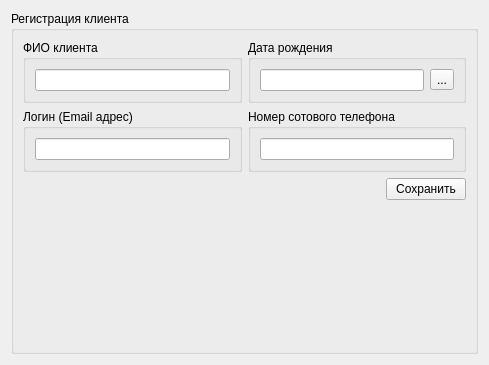
The window that Client/ClientManager/clientRegistrationWidget/cclientregistrationwidget.ui (Demonist/TCS) describes before a commit, drawn with Qt 5.
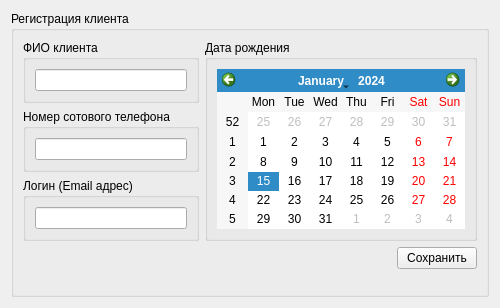
The same window after the commit.

Diff of the .ui file:
```diff
--- a/Client/ClientManager/clientRegistrationWidget/cclientregistrationwidget.ui
+++ b/Client/ClientManager/clientRegistrationWidget/cclientregistrationwidget.ui
@@ -7,22 +7,24 @@
     <x>0</x>
     <y>0</y>
     <width>489</width>
-    <height>365</height>
+    <height>308</height>
    </rect>
   </property>
   <property name="windowTitle">
    <string>Form</string>
   </property>
-  <layout class="QGridLayout" name="gridLayout">
-   <item row="1" column="0">
+  <layout class="QGridLayout" name="gridLayout_6">
+   <item row="0" column="0">
     <widget class="QGroupBox" name="gbxRegistration">
      <property name="title">
       <string>Регистрация клиента</string>
      </property>
-     <layout class="QGridLayout" name="gridLayout_8">
+     <layout class="QGridLayout" name="gridLayout_7">
       <item row="0" column="0">
        <layout class="QGridLayout" name="gridLayout_5">
         <item row="0" column="0">
+         <layout class="QVBoxLayout" name="verticalLayout">
+          <item>
          <widget class="QGroupBox" name="gbxFIO">
           <property name="title">
            <string>ФИО клиента</string>
@@ -34,26 +36,19 @@
           </layout>
          </widget>
         </item>
-        <item row="0" column="1">
-         <widget class="QGroupBox" name="gbxBirthDate">
+          <item>
+           <widget class="QGroupBox" name="gbxPhone">
           <property name="title">
-           <string>Дата рождения</string>
-          </property>
-          <layout class="QGridLayout" name="gridLayout_6">
+             <string>Номер сотового телефона</string>
+            </property>
+            <layout class="QGridLayout" name="gridLayout">
            <item row="0" column="0">
-            <widget class="QLineEdit" name="leBirthDate"/>
-           </item>
-           <item row="0" column="1">
-            <widget class="QToolButton" name="tbnBirthDate">
-             <property name="text">
-              <string>...</string>
-             </property>
-            </widget>
+              <widget class="QLineEdit" name="lePhone"/>
            </item>
           </layout>
          </widget>
         </item>
-        <item row="1" column="0">
+          <item>
          <widget class="QGroupBox" name="gbxLogin">
           <property name="title">
            <string>Логин (Email адрес)</string>
@@ -65,44 +60,22 @@
           </layout>
          </widget>
         </item>
-        <item row="1" column="1">
-         <widget class="QGroupBox" name="gbxPhone">
+         </layout>
+        </item>
+        <item row="0" column="1">
+         <widget class="QGroupBox" name="gbxBirthDate">
           <property name="title">
-           <string>Номер сотового телефона</string>
+           <string>Дата рождения</string>
           </property>
           <layout class="QGridLayout" name="gridLayout_4">
            <item row="0" column="0">
-            <widget class="QLineEdit" name="lePhone"/>
+            <widget class="QCalendarWidget" name="cwBDate"/>
            </item>
           </layout>
          </widget>
         </item>
        </layout>
       </item>
-      <item row="1" column="0">
-       <layout class="QGridLayout" name="gridLayout_7">
-        <item row="0" column="1">
-         <widget class="QPushButton" name="pbnSave">
-          <property name="text">
-           <string>Сохранить</string>
-          </property>
-         </widget>
-        </item>
-        <item row="0" column="0">
-         <spacer name="horizontalSpacer">
-          <property name="orientation">
-           <enum>Qt::Horizontal</enum>
-          </property>
-          <property name="sizeHint" stdset="0">
-           <size>
-            <width>40</width>
-            <height>20</height>
-           </size>
-          </property>
-         </spacer>
-        </item>
-       </layout>
-      </item>
       <item row="2" column="0">
        <spacer name="verticalSpacer">
         <property name="orientation">
@@ -116,6 +89,30 @@
         </property>
        </spacer>
       </item>
+      <item row="1" column="0">
+       <layout class="QHBoxLayout" name="horizontalLayout">
+        <item>
+         <spacer name="horizontalSpacer">
+          <property name="orientation">
+           <enum>Qt::Horizontal</enum>
+          </property>
+          <property name="sizeHint" stdset="0">
+           <size>
+            <width>40</width>
+            <height>20</height>
+           </size>
+          </property>
+         </spacer>
+        </item>
+        <item>
+         <widget class="QPushButton" name="pbnSave">
+          <property name="text">
+           <string>Сохранить</string>
+          </property>
+         </widget>
+        </item>
+       </layout>
+      </item>
      </layout>
     </widget>
    </item>
```
Lines whose indentation alone changed are shown as unchanged.
